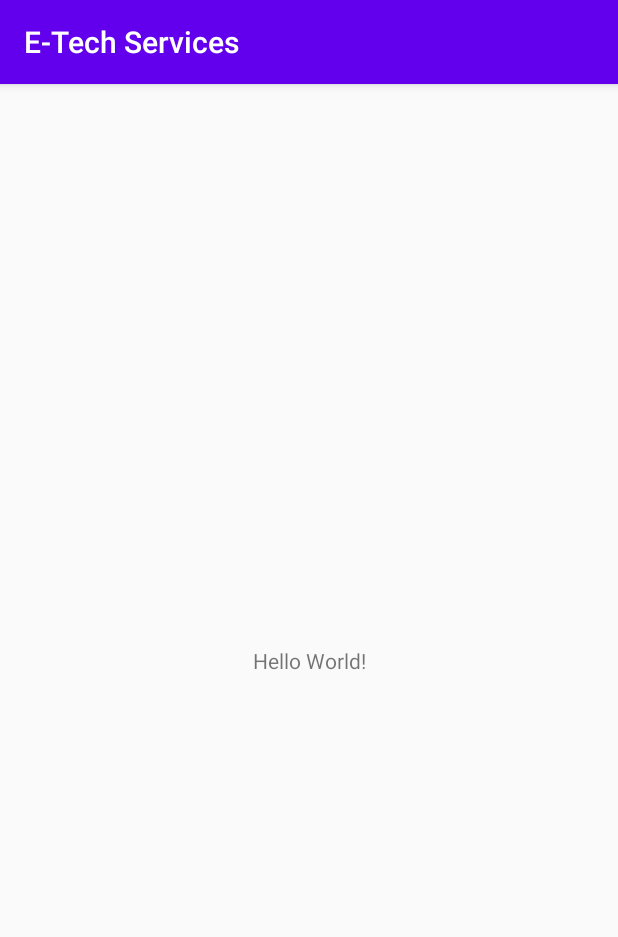
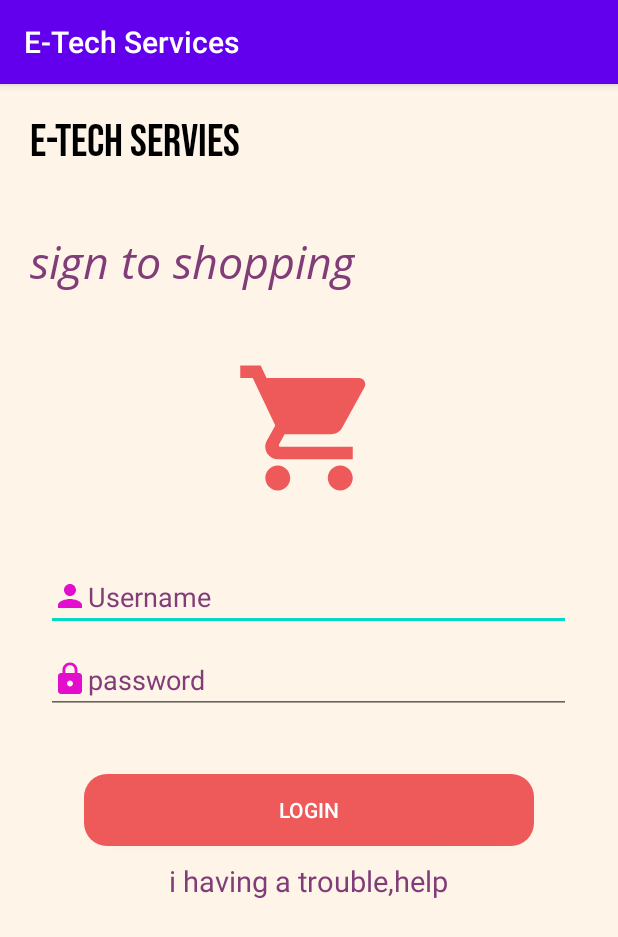
Before and after one commit to dendifz/ETechServices, an Android app: the screen it shows after launch (MainActivity), on a phone screen of 412 x 824 dp. Shown: the top 937 px of the screen. Run offline under Robolectric (Android 15) with nearby library versions, the phone set to English and light mode, and no system bars.

Commit message:
login register

```diff
--- /dev/null
+++ b/app/src/main/res/drawable/custom1.xml
@@ -0,0 +1,9 @@
+<?xml version="1.0" encoding="utf-8"?>
+<shape xmlns:android="http://schemas.android.com/apk/res/android">
+    android:shape="rectangle">
+
+    <solid android:color="#EE5A5A"/>
+
+    <corners android:radius="15dp"/>
+
+</shape>
--- /dev/null
+++ b/app/src/main/res/drawable/ic_baseline_email_24.xml
@@ -0,0 +1,5 @@
+<vector android:height="24dp" android:tint="#803D78"
+    android:viewportHeight="24" android:viewportWidth="24"
+    android:width="24dp" xmlns:android="http://schemas.android.com/apk/res/android">
+    <path android:fillColor="@android:color/white" android:pathData="M20,4L4,4c-1.1,0 -1.99,0.9 -1.99,2L2,18c0,1.1 0.9,2 2,2h16c1.1,0 2,-0.9 2,-2L22,6c0,-1.1 -0.9,-2 -2,-2zM20,8l-8,5 -8,-5L4,6l8,5 8,-5v2z"/>
+</vector>
--- /dev/null
+++ b/app/src/main/res/drawable/ic_baseline_lock_24.xml
@@ -0,0 +1,5 @@
+<vector android:height="24dp" android:tint="#E20DCD"
+    android:viewportHeight="24" android:viewportWidth="24"
+    android:width="24dp" xmlns:android="http://schemas.android.com/apk/res/android">
+    <path android:fillColor="@android:color/white" android:pathData="M18,8h-1L17,6c0,-2.76 -2.24,-5 -5,-5S7,3.24 7,6v2L6,8c-1.1,0 -2,0.9 -2,2v10c0,1.1 0.9,2 2,2h12c1.1,0 2,-0.9 2,-2L20,10c0,-1.1 -0.9,-2 -2,-2zM12,17c-1.1,0 -2,-0.9 -2,-2s0.9,-2 2,-2 2,0.9 2,2 -0.9,2 -2,2zM15.1,8L8.9,8L8.9,6c0,-1.71 1.39,-3.1 3.1,-3.1 1.71,0 3.1,1.39 3.1,3.1v2z"/>
+</vector>
--- /dev/null
+++ b/app/src/main/res/drawable/ic_baseline_lock_25.xml
@@ -0,0 +1,5 @@
+<vector android:height="24dp" android:tint="#803D78"
+    android:viewportHeight="24" android:viewportWidth="24"
+    android:width="24dp" xmlns:android="http://schemas.android.com/apk/res/android">
+    <path android:fillColor="@android:color/white" android:pathData="M18,8h-1L17,6c0,-2.76 -2.24,-5 -5,-5S7,3.24 7,6v2L6,8c-1.1,0 -2,0.9 -2,2v10c0,1.1 0.9,2 2,2h12c1.1,0 2,-0.9 2,-2L20,10c0,-1.1 -0.9,-2 -2,-2zM12,17c-1.1,0 -2,-0.9 -2,-2s0.9,-2 2,-2 2,0.9 2,2 -0.9,2 -2,2zM15.1,8L8.9,8L8.9,6c0,-1.71 1.39,-3.1 3.1,-3.1 1.71,0 3.1,1.39 3.1,3.1v2z"/>
+</vector>
--- /dev/null
+++ b/app/src/main/res/drawable/ic_baseline_person_24.xml
@@ -0,0 +1,5 @@
+<vector android:height="24dp" android:tint="#E20DCD"
+    android:viewportHeight="24" android:viewportWidth="24"
+    android:width="24dp" xmlns:android="http://schemas.android.com/apk/res/android">
+    <path android:fillColor="@android:color/white" android:pathData="M12,12c2.21,0 4,-1.79 4,-4s-1.79,-4 -4,-4 -4,1.79 -4,4 1.79,4 4,4zM12,14c-2.67,0 -8,1.34 -8,4v2h16v-2c0,-2.66 -5.33,-4 -8,-4z"/>
+</vector>
--- /dev/null
+++ b/app/src/main/res/drawable/ic_baseline_person_25.xml
@@ -0,0 +1,5 @@
+<vector android:height="24dp" android:tint="#803D78"
+    android:viewportHeight="24" android:viewportWidth="24"
+    android:width="24dp" xmlns:android="http://schemas.android.com/apk/res/android">
+    <path android:fillColor="@android:color/white" android:pathData="M12,12c2.21,0 4,-1.79 4,-4s-1.79,-4 -4,-4 -4,1.79 -4,4 1.79,4 4,4zM12,14c-2.67,0 -8,1.34 -8,4v2h16v-2c0,-2.66 -5.33,-4 -8,-4z"/>
+</vector>
--- /dev/null
+++ b/app/src/main/res/drawable/ic_baseline_phone_24.xml
@@ -0,0 +1,5 @@
+<vector android:height="24dp" android:tint="#803D78"
+    android:viewportHeight="24" android:viewportWidth="24"
+    android:width="24dp" xmlns:android="http://schemas.android.com/apk/res/android">
+    <path android:fillColor="@android:color/white" android:pathData="M6.62,10.79c1.44,2.83 3.76,5.14 6.59,6.59l2.2,-2.2c0.27,-0.27 0.67,-0.36 1.02,-0.24 1.12,0.37 2.33,0.57 3.57,0.57 0.55,0 1,0.45 1,1V20c0,0.55 -0.45,1 -1,1 -9.39,0 -17,-7.61 -17,-17 0,-0.55 0.45,-1 1,-1h3.5c0.55,0 1,0.45 1,1 0,1.25 0.2,2.45 0.57,3.57 0.11,0.35 0.03,0.74 -0.25,1.02l-2.2,2.2z"/>
+</vector>
--- /dev/null
+++ b/app/src/main/res/drawable/ic_baseline_shopping_cart_24.xml
@@ -0,0 +1,5 @@
+<vector android:height="100dp" android:tint="#EE5A5A"
+    android:viewportHeight="24" android:viewportWidth="24"
+    android:width="100dp" xmlns:android="http://schemas.android.com/apk/res/android">
+    <path android:fillColor="@android:color/white" android:pathData="M7,18c-1.1,0 -1.99,0.9 -1.99,2S5.9,22 7,22s2,-0.9 2,-2 -0.9,-2 -2,-2zM1,2v2h2l3.6,7.59 -1.35,2.45c-0.16,0.28 -0.25,0.61 -0.25,0.96 0,1.1 0.9,2 2,2h12v-2L7.42,15c-0.14,0 -0.25,-0.11 -0.25,-0.25l0.03,-0.12 0.9,-1.63h7.45c0.75,0 1.41,-0.41 1.75,-1.03l3.58,-6.49c0.08,-0.14 0.12,-0.31 0.12,-0.48 0,-0.55 -0.45,-1 -1,-1L5.21,4l-0.94,-2L1,2zM17,18c-1.1,0 -1.99,0.9 -1.99,2s0.89,2 1.99,2 2,-0.9 2,-2 -0.9,-2 -2,-2z"/>
+</vector>
--- a/app/src/main/res/layout/activity_main.xml
+++ b/app/src/main/res/layout/activity_main.xml
@@ -1,18 +1,82 @@
 <?xml version="1.0" encoding="utf-8"?>
-<androidx.constraintlayout.widget.ConstraintLayout xmlns:android="http://schemas.android.com/apk/res/android"
+<LinearLayout xmlns:android="http://schemas.android.com/apk/res/android"
     xmlns:app="http://schemas.android.com/apk/res-auto"
     xmlns:tools="http://schemas.android.com/tools"
     android:layout_width="match_parent"
     android:layout_height="match_parent"
-    tools:context=".MainActivity">
+    tools:context=".MainActivity"
+    android:orientation="vertical"
 
+    android:background="#FEF4E8">
+
+    <TextView
+        android:id="@+id/textview"
+        android:layout_width="wrap_content"
+        android:layout_height="wrap_content"
+        android:text="E-tech Servies"
+        android:textSize="30dp"
+        android:textColor="#000000"
+        android:fontFamily="@font/bereg"
+        android:layout_marginLeft="20dp"
+        android:layout_marginTop="20dp"
+        android:layout_marginBottom="40dp"/>
+
+    <TextView
+        android:layout_marginLeft="20dp"
+        android:layout_width="wrap_content"
+        android:layout_height="wrap_content"
+        android:layout_centerHorizontal="true"
+        android:text="sign to shopping"
+        android:fontFamily="@font/opeita"
+        android:textSize="30dp"
+        android:layout_marginBottom="40dp"
+        android:textColor="#803D78"
+        />
+    <ImageView
+        android:layout_width="wrap_content"
+        android:layout_height="100dp"
+        android:layout_gravity="center"
+        android:src="@drawable/ic_baseline_shopping_cart_24"
+        android:id="@+id/image"
+        android:layout_marginBottom="40dp"
+        android:textColorHighlight="#8A2BE2"
+        />
+
+    <EditText
+        android:layout_width="350dp"
+        android:layout_gravity="center"
+        android:layout_height="wrap_content"
+        android:drawableLeft="@drawable/ic_baseline_person_24"
+        android:text="Username"
+        android:textColor="#803D78"
+        android:id="@+id/username"
+        android:layout_marginBottom="10dp"/>
+    <EditText
+        android:layout_width="350dp"
+        android:layout_height="wrap_content"
+        android:id="@+id/pass"
+        android:layout_gravity="center"
+        android:drawableLeft="@drawable/ic_baseline_lock_24"
+        android:text="password"
+        android:textColor="#803D78"
+        android:layout_marginBottom="40dp"/>
+    <Button
+        android:layout_width="300dp"
+        android:layout_height="wrap_content"
+        android:layout_gravity="center"
+        android:layout_marginBottom="10dp"
+        android:id="@+id/btn_login"
+        android:text="login"
+        android:textColor="#FFFFFF"
+        android:background="@drawable/custom1"
+        />
     <TextView
         android:layout_width="wrap_content"
         android:layout_height="wrap_content"
-        android:text="Hello World!"
-        app:layout_constraintBottom_toBottomOf="parent"
-        app:layout_constraintLeft_toLeftOf="parent"
-        app:layout_constraintRight_toRightOf="parent"
-        app:layout_constraintTop_toTopOf="parent" />
+        android:layout_gravity="center"
+        android:text="i having a trouble,help"
+        android:textColor="#803D78"
+        android:id="@+id/trouble"
+        android:textSize="19dp"/>
 
-</androidx.constraintlayout.widget.ConstraintLayout>
+</LinearLayout>
```
Also changed, not shown: app/src/main/res/layout/register.xml (added, +92 -0 lines), app/src/main/res/drawable-v24/person.png (added), app/src/main/res/drawable-v24/pro.jpg (added), app/src/main/res/drawable-v24/shop.png (added), app/src/main/res/drawable/i.PNG (added), app/src/main/res/font/bereg.ttf (added), app/src/main/res/font/opeita.ttf (added).
